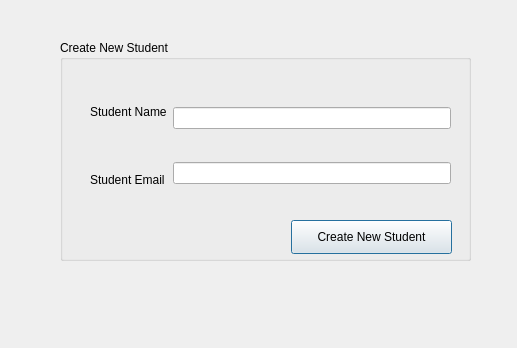
Qt form src/CreateNewStudent.ui (meeksjt/SuperTeacherGradebook499) before a commit.
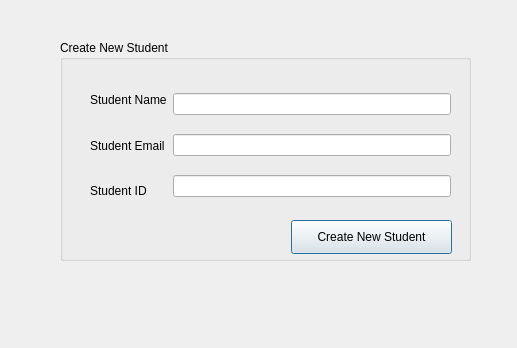
The same form after that commit.

```diff
--- a/src/CreateNewStudent.ui
+++ b/src/CreateNewStudent.ui
@@ -51,6 +51,13 @@
          </property>
         </widget>
        </item>
+       <item>
+        <widget class="QLabel" name="label">
+         <property name="text">
+          <string>Student ID</string>
+         </property>
+        </widget>
+       </item>
       </layout>
      </item>
      <item>
@@ -61,6 +68,9 @@
        <item>
         <widget class="QLineEdit" name="studentEmailField"/>
        </item>
+       <item>
+        <widget class="QLineEdit" name="studentIDField"/>
+       </item>
       </layout>
      </item>
     </layout>
```
